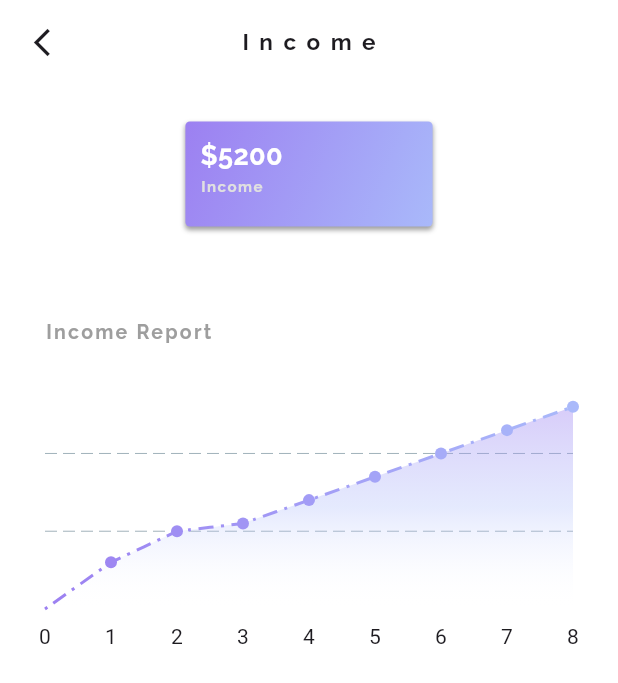
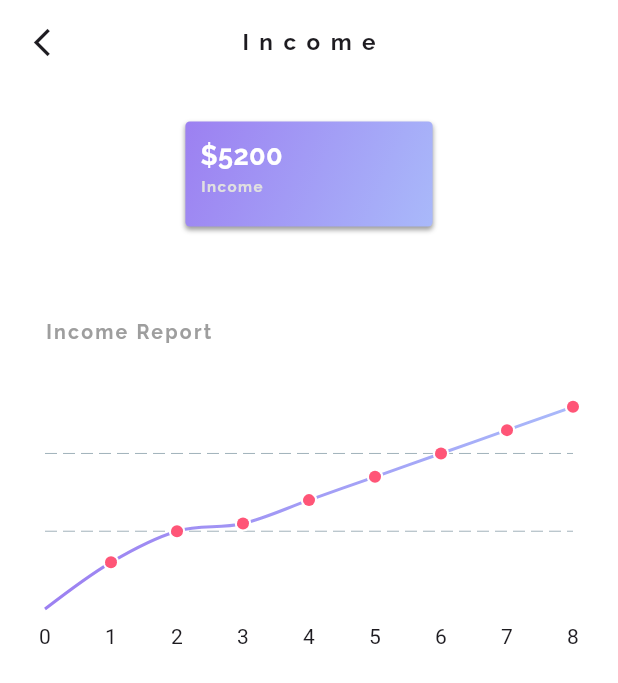
Before and after one commit to itsAliTahir/Expense-Tracker, a Flutter app: the screen it shows after launch, after a tap on an icon or button, on a phone screen of 412 x 824 dp. Shown: the top 683 px of the screen. Run offline on Flutter 3.47's test engine with Material 3 defaults, Android fonts, the phone set to English and light mode, and no system bars; drawn by our look-alikes of animated_flip_counter, delayed_display, fl_chart, flutter_bounceable; our stand-ins replace fluentui_system_icons.

Commit message:
improvements made

```diff
--- a/lib/main.dart
+++ b/lib/main.dart
@@ -7,7 +7,7 @@ import 'provider/transaction_data_provider.dart';
 import 'screens/home_screen/home_screen_body.dart';
 
 void main() {
-  runApp(MyApp());
+  runApp(const MyApp());
 }
 
 class MyApp extends StatelessWidget {
@@ -49,7 +49,7 @@ class MyApp extends StatelessWidget {
         // home: MyHomePage(),
         initialRoute: '/',
         routes: {
-          '/': (context) => MyHomeScreenBody(),
+          '/': (context) => const MyHomeScreenBody(),
           '/incomeexpensedetailscreenbody': (context) =>
               const MyIncomeExpenseDetailScreenBody()
         },
@@ -57,3 +57,6 @@ class MyApp extends StatelessWidget {
     );
   }
 }
+
+// https://pub.dev/packages/flutter_bounceable/example
+// https://pub.dev/packages/bouncy_widget
--- a/lib/provider/category_data_provider.dart
+++ b/lib/provider/category_data_provider.dart
@@ -1,3 +1,5 @@
+// ignore_for_file: non_constant_identifier_names
+
 import 'package:cash_book_expense_tracker/provider/transaction_data_provider.dart';
 import 'package:fluentui_system_icons/fluentui_system_icons.dart';
 import 'package:flutter/material.dart';
@@ -33,7 +35,7 @@ class CategoryDataProvider extends TransactionDataProvider {
         Icons.money_off_csred),
   ];
   final List<int> _selectedCategoriesIndex = [];
-  List<Transaction> _itemsList = [];
+  final List<Transaction> _itemsList = [];
 
   // Getters
 
@@ -66,8 +68,7 @@ class CategoryDataProvider extends TransactionDataProvider {
       _selectedCategoriesIndex.add(index);
     }
     _selectedCategoriesIndex.sort();
-    print(index);
-    print(_selectedCategoriesIndex);
+
     notifyListeners();
     return;
   }
--- a/lib/screens/home_screen/home_screen_body.dart
+++ b/lib/screens/home_screen/home_screen_body.dart
@@ -1,3 +1,5 @@
+// ignore_for_file: non_constant_identifier_names
+
 import 'package:flutter/material.dart';
 import '../../widgets/appbar.dart';
 import 'current_balance.dart';
@@ -7,7 +9,7 @@ import 'select_filter.dart';
 import 'transactions_list.dart';
 
 class MyHomeScreenBody extends StatefulWidget {
-  MyHomeScreenBody({super.key});
+  const MyHomeScreenBody({super.key});
 
   @override
   State<MyHomeScreenBody> createState() => _MyHomeScreenBodyState();
@@ -26,7 +28,7 @@ class _MyHomeScreenBodyState extends State<MyHomeScreenBody> {
       appBar: PreferredSize(
           preferredSize: const Size.fromHeight(56),
           child: MyAppBar(OpenDrawer, "CASH BOOK")),
-      drawer: Drawer(),
+      drawer: const Drawer(),
       body: const Column(children: [
         MyCurrentBalance(),
         MyIncomeExpenses(),
--- a/lib/screens/home_screen/income_expenses.dart
+++ b/lib/screens/home_screen/income_expenses.dart
@@ -33,7 +33,7 @@ class MyIncomeExpenses extends StatelessWidget {
                         title: "Income",
                         gradient1: incomeDark,
                         gradient2: incomeLight,
-                        openDetail: () {}),
+                        openDetail: null),
                     "Income"
                   ]);
             }),
@@ -50,7 +50,7 @@ class MyIncomeExpenses extends StatelessWidget {
                       title: "Expense",
                       gradient1: expenseDark,
                       gradient2: expenseLight,
-                      openDetail: () {}),
+                      openDetail: null),
                   "Expense"
                 ]);
           },
--- a/lib/screens/home_screen/select_filter.dart
+++ b/lib/screens/home_screen/select_filter.dart
@@ -6,9 +6,7 @@ import 'package:delayed_display/delayed_display.dart';
 import 'package:fluentui_system_icons/fluentui_system_icons.dart';
 import 'package:flutter/material.dart';
 import 'package:provider/provider.dart';
-
 import '../../provider/category_data_provider.dart';
-import '../../provider/transaction_data_provider.dart';
 
 class MySelectType extends StatefulWidget {
   const MySelectType({super.key});
@@ -43,8 +41,6 @@ class _MySelectTypeState extends State<MySelectType> {
       duration: const Duration(milliseconds: 200),
       height: show ? 95 : 40,
       margin: EdgeInsets.only(top: screenHeight * 0.03),
-      child: Container(
-        // color: Color.fromARGB(255, 233, 233, 233),
       child: Stack(
         children: [
           Positioned(
@@ -148,7 +144,6 @@ class _MySelectTypeState extends State<MySelectType> {
             ),
         ],
       ),
-      ),
     );
   }
 }
--- a/lib/screens/home_screen/transactions_list.dart
+++ b/lib/screens/home_screen/transactions_list.dart
@@ -1,5 +1,4 @@
 import 'package:cash_book_expense_tracker/provider/category_data_provider.dart';
-import 'package:cash_book_expense_tracker/provider/models/transaction_model.dart';
 import 'package:cash_book_expense_tracker/provider/themes_data.dart';
 import 'package:delayed_display/delayed_display.dart';
 import 'package:flutter/material.dart';
@@ -13,9 +12,6 @@ class MyTransactionsList extends StatelessWidget {
   Widget build(BuildContext context) {
     final allCategories =
         Provider.of<CategoryDataProvider>(context, listen: false).allCategories;
-    final allSelectedCategories =
-        Provider.of<CategoryDataProvider>(context, listen: false)
-            .allSelectedCategories;
 
     return Consumer<CategoryDataProvider>(
       builder: (context, categoryData, child) {
--- a/lib/screens/income_expense_detail_screen/ie_graph.dart
+++ b/lib/screens/income_expense_detail_screen/ie_graph.dart
@@ -1,4 +1,4 @@
-// ignore_for_file: prefer_typing_uninitialized_variables
+// ignore_for_file: prefer_typing_uninitialized_variables, must_be_immutable
 
 import 'package:delayed_display/delayed_display.dart';
 import 'package:fl_chart/fl_chart.dart';
@@ -60,8 +60,9 @@ class MyIncomeExpenseGraph extends StatelessWidget {
                     ),
                     lineBarsData: [
                       LineChartBarData(
+                        isCurved: true,
                         belowBarData: BarAreaData(
-                          show: true,
+                          show: false,
                           gradient: LinearGradient(
                             begin: Alignment.topCenter,
                             end: Alignment.bottomCenter,
@@ -106,13 +107,15 @@ class MyIncomeExpenseGraph extends StatelessWidget {
                                 ? [incomeDark, incomeLight]
                                 : [expenseDark, expenseLight]),
                         dotData: FlDotData(
-                          // show: true,
-                          // getDotPainter: (spot, percent, barData, index) =>
-                          //     FlDotCirclePainter(
-                          //         radius: 3,
-                          //         color: Colors.transparent,
-                          //         strokeColor: expenseDark,
-                          //         strokeWidth: 1),
+                          show: true,
+                          getDotPainter: (spot, percent, barData, index) =>
+                              FlDotCirclePainter(
+                                  radius: 4,
+                                  color: args[1] == "Income"
+                                      ? expenseDark
+                                      : incomeDark,
+                                  strokeColor: Colors.white,
+                                  strokeWidth: 1.5),
                           checkToShowDot: (spot, barData) {
                             if (spot.x == 0 && spot.y == 0) {
                               return false;
@@ -121,12 +124,12 @@ class MyIncomeExpenseGraph extends StatelessWidget {
                             }
                           },
                         ),
-                        dashArray: [
-                          2,
-                          5,
-                          10,
-                          5,
-                        ],
+                        // dashArray: [
+                        //   2,
+                        //   5,
+                        //   10,
+                        //   5,
+                        // ],
                         spots: [
                           const FlSpot(0, 0),
                           for (int i = 1; i <= sumList.length; i++)
--- a/lib/widgets/appbar.dart
+++ b/lib/widgets/appbar.dart
@@ -1,4 +1,4 @@
-// ignore_for_file: prefer_typing_uninitialized_variables
+// ignore_for_file: prefer_typing_uninitialized_variables, must_be_immutable
 
 import 'package:fluentui_system_icons/fluentui_system_icons.dart';
 import 'package:flutter/material.dart';
--- a/lib/widgets/gradient_box.dart
+++ b/lib/widgets/gradient_box.dart
@@ -1,5 +1,6 @@
 import 'package:animated_flip_counter/animated_flip_counter.dart';
 import 'package:flutter/material.dart';
+import 'package:flutter_bounceable/flutter_bounceable.dart';
 
 import '../provider/themes_data.dart';
 
@@ -23,9 +24,10 @@ class GradientBox extends StatelessWidget {
     double screenWidth = MediaQuery.of(context).size.width;
     return Hero(
       tag: title,
+      child: Bounceable(
+        onTap: () {},
         child: GestureDetector(
-        // splashColor: gradient2,
-        onTap: openDetail,
+          onTap: amount != 0 ? openDetail : null,
           child: Container(
             width: screenWidth * 0.4,
             height: 70,
@@ -79,6 +81,7 @@ class GradientBox extends StatelessWidget {
             ),
           ),
         ),
+      ),
     );
   }
 }
--- a/pubspec.yaml
+++ b/pubspec.yaml
@@ -41,6 +41,7 @@ dependencies:
   delayed_display: ^2.0.0
   fl_chart: ^0.66.1
   intl: ^0.19.0
+  flutter_bounceable: ^1.1.0
 
 dev_dependencies:
   flutter_test:
```
Also changed, not shown: pubspec.lock. Lines whose indentation alone changed are shown as unchanged.
